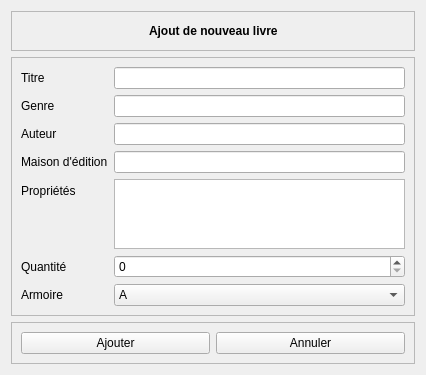
Totelof10/biblio, file ajoutlivreform.ui: the form before one commit.
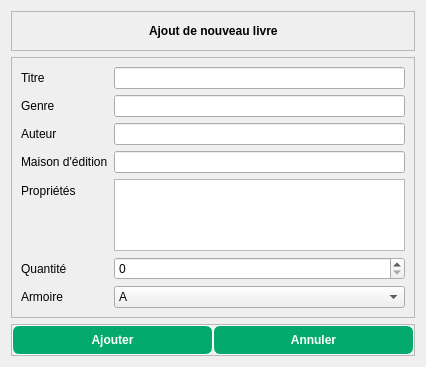
The form after the commit.

```diff
--- a/ajoutlivreform.ui
+++ b/ajoutlivreform.ui
@@ -7,12 +7,15 @@
     <x>0</x>
     <y>0</y>
     <width>426</width>
-    <height>355</height>
+    <height>367</height>
    </rect>
   </property>
   <property name="windowTitle">
    <string>Form</string>
   </property>
+  <property name="styleSheet">
+   <string notr="true"/>
+  </property>
   <layout class="QVBoxLayout" name="verticalLayout">
    <item>
     <widget class="QFrame" name="frame_2">
@@ -176,8 +179,41 @@
       <enum>QFrame::Shadow::Raised</enum>
      </property>
      <layout class="QHBoxLayout" name="horizontalLayout_2">
+      <property name="spacing">
+       <number>0</number>
+      </property>
+      <property name="leftMargin">
+       <number>0</number>
+      </property>
+      <property name="topMargin">
+       <number>0</number>
+      </property>
+      <property name="rightMargin">
+       <number>0</number>
+      </property>
+      <property name="bottomMargin">
+       <number>0</number>
+      </property>
       <item>
        <widget class="QPushButton" name="btnAjouter">
+        <property name="font">
+         <font>
+          <pointsize>9</pointsize>
+          <bold>true</bold>
+         </font>
+        </property>
+        <property name="styleSheet">
+         <string notr="true">QPushButton{
+	border: 1px solid white;
+	border-radius: 7px;
+	background-color: #04AA6D;
+	color:white;
+	padding: 7px;
+}
+QPushButton:hover{
+	background-color: #59D367;
+}</string>
+        </property>
         <property name="text">
          <string>Ajouter</string>
         </property>
@@ -185,6 +221,23 @@
       </item>
       <item>
        <widget class="QPushButton" name="btnAnnuler">
+        <property name="font">
+         <font>
+          <bold>true</bold>
+         </font>
+        </property>
+        <property name="styleSheet">
+         <string notr="true">QPushButton{
+	border: 1px solid white;
+	border-radius: 7px;
+	background-color: #04AA6D;
+	color:white;
+	padding: 7px;
+}
+QPushButton:hover{
+	background-color: #59D367;
+}</string>
+        </property>
         <property name="text">
          <string>Annuler</string>
         </property>
```
Left out of the diff: 8 changed lines with no effect on the pictures.
